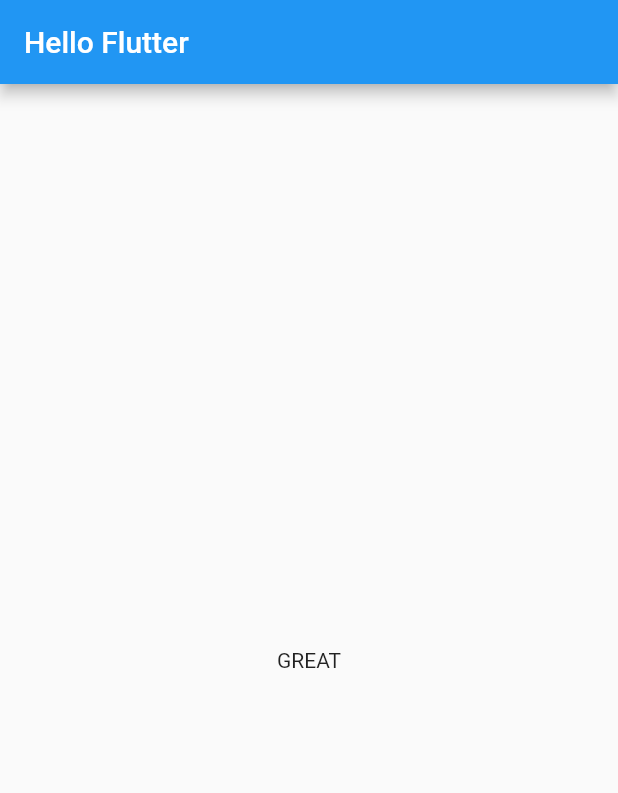
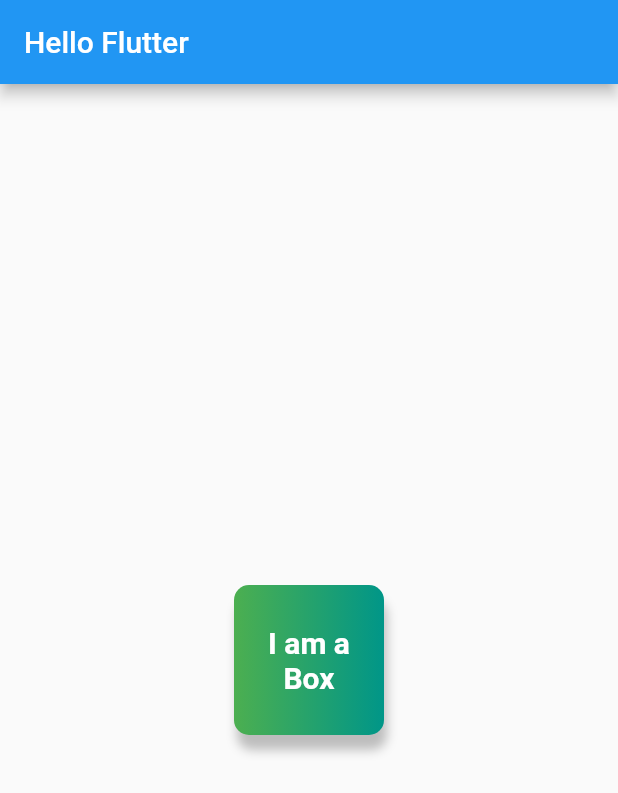
Before and after one commit to souravgopal25/HelloFlutter, a Flutter app: the screen it shows after launch, on a phone screen of 412 x 824 dp. Shown: the top 793 px of the screen. Run offline on Flutter 3.47's test engine with Material 2 defaults, Android fonts, the phone set to English and light mode, and no system bars.

Commit message:
Container & Text

```diff
--- a/lib/main.dart
+++ b/lib/main.dart
@@ -15,7 +15,31 @@ class HomePage extends StatelessWidget{
         title:  Text("Hello Flutter"),
       ),
       body: Container(
-        child: Center(child: Text("GREAT")),
+        child: Center(
+          child: Container(
+            padding: const EdgeInsets.all(8),
+            alignment: Alignment.center,
+            width:100,
+            height: 100,
+            decoration: BoxDecoration(
+                borderRadius: BorderRadius.circular(10),
+                boxShadow: [BoxShadow(
+                  color: Colors.grey[400],
+                  blurRadius: 5,
+                  offset: Offset(2.0,10.0),
+                )],
+                color: Colors.teal,
+                gradient:LinearGradient(colors: [Colors.green,Colors.teal]) ),
+            child: Text("I am a Box",
+            textAlign: TextAlign.center,
+              style: TextStyle(
+                color: Colors.white,
+                fontWeight: FontWeight.bold,
+                fontSize: 20,
+              ),
+            ),
+          ),
+        )
       ),
     );
   }
```
Also changed, not shown: 1 other file.
